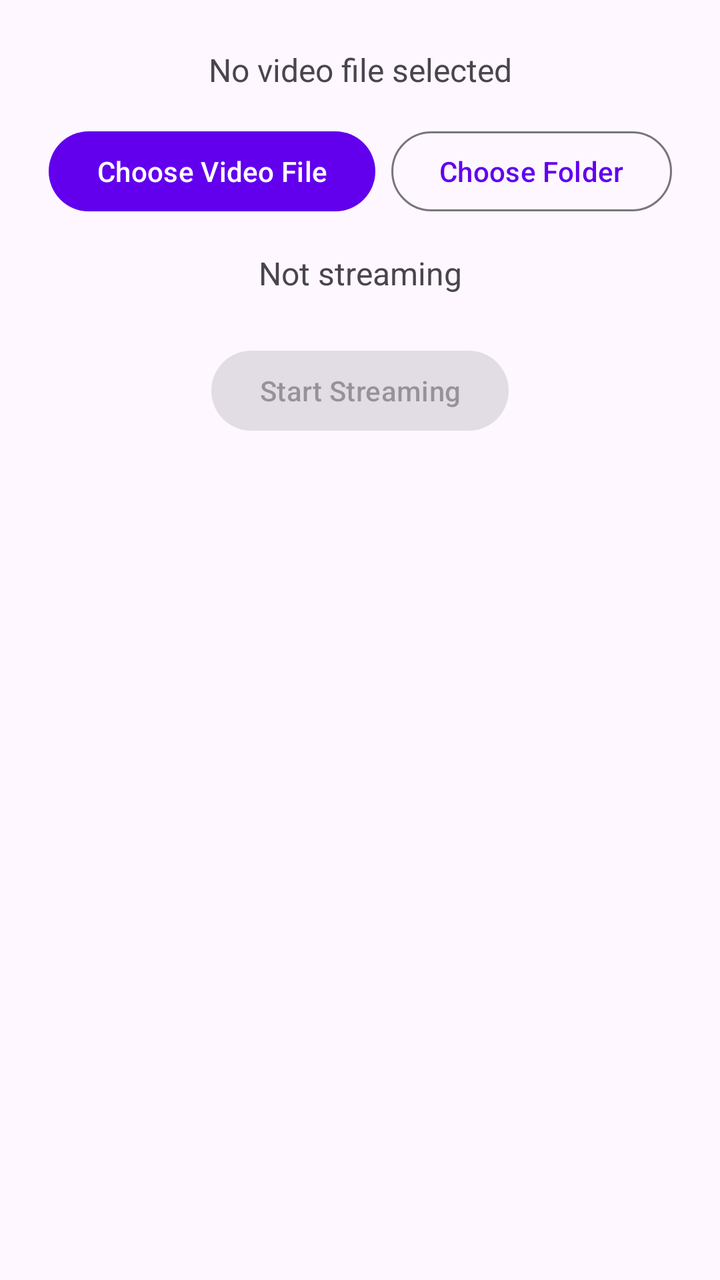
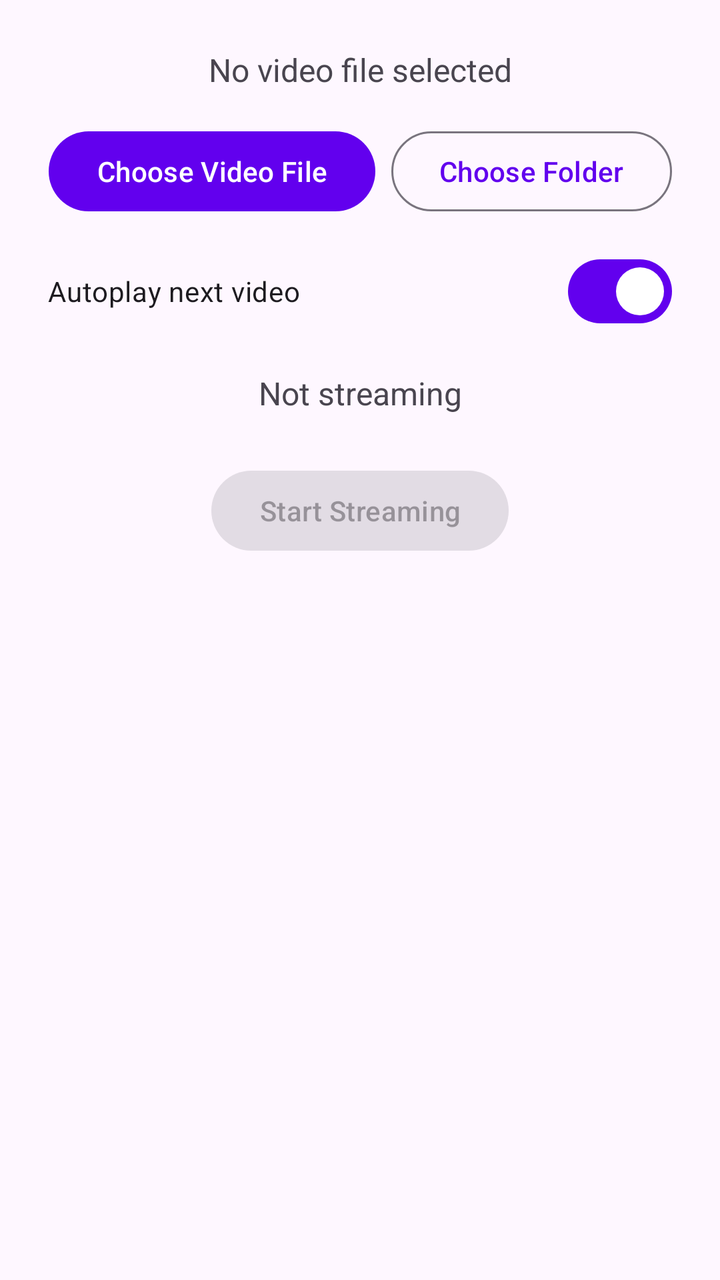

Two renders of the same Android screen: before a commit and after it. Below are the layout's source before the change and the commit's diff.
<!-- AndroidManifest.xml: application theme Theme.VideoStreamLocal -->
<!-- res/layout/activity_host.xml -->
<?xml version="1.0" encoding="utf-8"?>
<androidx.constraintlayout.widget.ConstraintLayout xmlns:android="http://schemas.android.com/apk/res/android"
    xmlns:app="http://schemas.android.com/apk/res-auto"
    xmlns:tools="http://schemas.android.com/tools"
    android:layout_width="match_parent"
    android:layout_height="match_parent"
    android:padding="24dp"
    tools:context=".HostActivity">

    <TextView
        android:id="@+id/selectedFileText"
        android:layout_width="0dp"
        android:layout_height="wrap_content"
        android:gravity="center"
        android:textSize="16sp"
        android:text="@string/no_video_selected"
        app:layout_constraintTop_toTopOf="parent"
        app:layout_constraintStart_toStartOf="parent"
        app:layout_constraintEnd_toEndOf="parent" />

    <LinearLayout
        android:id="@+id/pickerButtons"
        android:layout_width="wrap_content"
        android:layout_height="wrap_content"
        android:layout_marginTop="16dp"
        android:orientation="horizontal"
        app:layout_constraintTop_toBottomOf="@id/selectedFileText"
        app:layout_constraintStart_toStartOf="parent"
        app:layout_constraintEnd_toEndOf="parent">

        <com.google.android.material.button.MaterialButton
            android:id="@+id/chooseFileButton"
            android:layout_width="wrap_content"
            android:layout_height="wrap_content"
            android:layout_marginEnd="8dp"
            android:text="@string/choose_video" />

        <com.google.android.material.button.MaterialButton
            android:id="@+id/chooseFolderButton"
            style="@style/Widget.Material3.Button.OutlinedButton"
            android:layout_width="wrap_content"
            android:layout_height="wrap_content"
            android:text="@string/choose_folder" />

    </LinearLayout>

    <ImageView
        android:id="@+id/thumbnailPreview"
        android:layout_width="0dp"
        android:layout_height="180dp"
        android:layout_marginTop="16dp"
        android:background="#000000"
        android:scaleType="centerCrop"
        android:visibility="gone"
        android:contentDescription="@string/selected_video_thumbnail"
        app:layout_constraintTop_toBottomOf="@id/pickerButtons"
        app:layout_constraintStart_toStartOf="parent"
        app:layout_constraintEnd_toEndOf="parent"
        tools:visibility="visible" />

    <TextView
        android:id="@+id/statusText"
        android:layout_width="0dp"
        android:layout_height="wrap_content"
        android:layout_marginTop="16dp"
        android:gravity="center"
        android:textSize="16sp"
        android:text="@string/status_idle"
        app:layout_constraintTop_toBottomOf="@id/thumbnailPreview"
        app:layout_constraintStart_toStartOf="parent"
        app:layout_constraintEnd_toEndOf="parent" />

    <com.google.android.material.button.MaterialButton
        android:id="@+id/toggleButton"
        android:layout_width="wrap_content"
        android:layout_height="wrap_content"
        android:layout_marginTop="24dp"
        android:enabled="false"
        android:text="@string/start_streaming"
        app:layout_constraintTop_toBottomOf="@id/statusText"
        app:layout_constraintStart_toStartOf="parent"
        app:layout_constraintEnd_toEndOf="parent" />

</androidx.constraintlayout.widget.ConstraintLayout>
<!-- resources referenced by this layout -->
<resources>
  <string name="choose_folder">Choose Folder</string>
  <string name="choose_video">Choose Video File</string>
  <string name="no_video_selected">No video file selected</string>
  <string name="selected_video_thumbnail">Selected video thumbnail</string>
  <string name="start_streaming">Start Streaming</string>
  <string name="status_idle">Not streaming</string>
  <style name="Theme.VideoStreamLocal" parent="Theme.Material3.DayNight.NoActionBar">
          <item name="colorPrimary">@color/purple_500</item>
      </style>
  <color name="purple_500">#FF6200EE</color>
</resources>

<!-- the commit's change to res/layout/activity_host.xml (unified diff, before → after) -->
@@ -58,6 +58,58 @@
         app:layout_constraintEnd_toEndOf="parent"
         tools:visibility="visible" />
 
+    <LinearLayout
+        android:id="@+id/optionsSection"
+        android:layout_width="0dp"
+        android:layout_height="wrap_content"
+        android:layout_marginTop="8dp"
+        android:orientation="vertical"
+        app:layout_constraintTop_toBottomOf="@id/thumbnailPreview"
+        app:layout_constraintStart_toStartOf="parent"
+        app:layout_constraintEnd_toEndOf="parent">
+
+        <com.google.android.material.materialswitch.MaterialSwitch
+            android:id="@+id/flattenSwitch"
+            android:layout_width="match_parent"
+            android:layout_height="wrap_content"
+            android:visibility="gone"
+            android:text="@string/option_flatten_folders"
+            tools:visibility="visible" />
+
+        <LinearLayout
+            android:id="@+id/sortOptionRow"
+            android:layout_width="match_parent"
+            android:layout_height="wrap_content"
+            android:layout_marginTop="4dp"
+            android:gravity="center_vertical"
+            android:orientation="horizontal"
+            android:visibility="gone"
+            tools:visibility="visible">
+
+            <TextView
+                android:layout_width="wrap_content"
+                android:layout_height="wrap_content"
+                android:layout_marginEnd="8dp"
+                android:text="@string/option_default_sort" />
+
+            <Spinner
+                android:id="@+id/defaultSortSpinner"
+                android:layout_width="0dp"
+                android:layout_height="wrap_content"
+                android:layout_weight="1" />
+
+        </LinearLayout>
+
+        <com.google.android.material.materialswitch.MaterialSwitch
+            android:id="@+id/autoplaySwitch"
+            android:layout_width="match_parent"
+            android:layout_height="wrap_content"
+            android:layout_marginTop="4dp"
+            android:checked="true"
+            android:text="@string/option_autoplay_next" />
+
+    </LinearLayout>
+
     <TextView
         android:id="@+id/statusText"
         android:layout_width="0dp"
@@ -66,7 +118,7 @@
         android:gravity="center"
         android:textSize="16sp"
         android:text="@string/status_idle"
-        app:layout_constraintTop_toBottomOf="@id/thumbnailPreview"
+        app:layout_constraintTop_toBottomOf="@id/optionsSection"
         app:layout_constraintStart_toStartOf="parent"
         app:layout_constraintEnd_toEndOf="parent" />
 
<!-- resource entries referenced after the edit -->
@@ -3,6 +3,9 @@
   <string name="choose_folder">Choose Folder</string>
   <string name="choose_video">Choose Video File</string>
   <string name="no_video_selected">No video file selected</string>
+  <string name="option_autoplay_next">Autoplay next video</string>
+  <string name="option_default_sort">Default sort:</string>
+  <string name="option_flatten_folders">Show all videos in one list (ignore folder structure)</string>
   <string name="selected_video_thumbnail">Selected video thumbnail</string>
   <string name="start_streaming">Start Streaming</string>
   <string name="status_idle">Not streaming</string>
